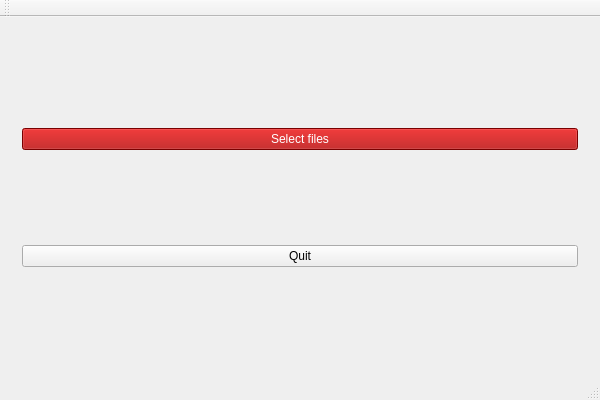
Old version of the form src/gui/MainWindow.ui in the repository zer0main/bacteria-ui.
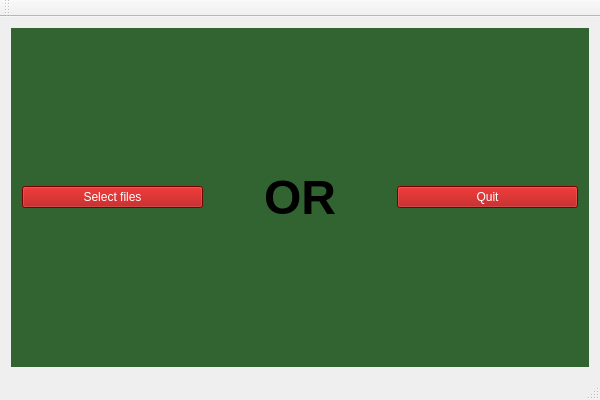
New version of the form.

Commit message: GUI: change colors of widgets

```diff
--- a/src/gui/MainWindow.ui
+++ b/src/gui/MainWindow.ui
@@ -21,30 +21,55 @@
        <number>0</number>
       </property>
       <widget class="QWidget" name="startpage">
+       <property name="styleSheet">
+        <string notr="true">background-color: rgb(50, 100, 50);
+</string>
+       </property>
        <layout class="QGridLayout" name="gridLayout_2">
-        <item row="1" column="0">
-         <widget class="QPushButton" name="quitButton">
-          <property name="cursor">
-           <cursorShape>PointingHandCursor</cursorShape>
-          </property>
-          <property name="text">
-           <string>Quit</string>
-          </property>
-         </widget>
-        </item>
         <item row="0" column="0">
-         <widget class="QPushButton" name="fileButton">
-          <property name="cursor">
-           <cursorShape>PointingHandCursor</cursorShape>
-          </property>
-          <property name="styleSheet">
-           <string notr="true">background-color: rgb(170, 0, 0);
+         <layout class="QHBoxLayout" name="horizontalLayout">
+          <item>
+           <widget class="QPushButton" name="fileButton">
+            <property name="cursor">
+             <cursorShape>PointingHandCursor</cursorShape>
+            </property>
+            <property name="styleSheet">
+             <string notr="true">background-color: rgb(170, 0, 0);
 color: rgb(255, 255, 255);</string>
-          </property>
-          <property name="text">
-           <string>Select files</string>
-          </property>
-         </widget>
+            </property>
+            <property name="text">
+             <string>Select files</string>
+            </property>
+           </widget>
+          </item>
+          <item>
+           <widget class="QLabel" name="label">
+            <property name="text">
+             <string>&lt;html&gt;&lt;head/&gt;&lt;body&gt;&lt;p&gt;&lt;span style=&quot; font-size:36pt; font-weight:600;&quot;&gt;OR&lt;/span&gt;&lt;/p&gt;&lt;/body&gt;&lt;/html&gt;</string>
+            </property>
+            <property name="textFormat">
+             <enum>Qt::AutoText</enum>
+            </property>
+            <property name="alignment">
+             <set>Qt::AlignCenter</set>
+            </property>
+           </widget>
+          </item>
+          <item>
+           <widget class="QPushButton" name="quitButton">
+            <property name="cursor">
+             <cursorShape>PointingHandCursor</cursorShape>
+            </property>
+            <property name="styleSheet">
+             <string notr="true">background-color: rgb(170, 0, 0);
+color: rgb(255, 255, 255);</string>
+            </property>
+            <property name="text">
+             <string>Quit</string>
+            </property>
+           </widget>
+          </item>
+         </layout>
         </item>
        </layout>
       </widget>
```
Left out of the diff: 43 changed lines with no effect on the pictures.
